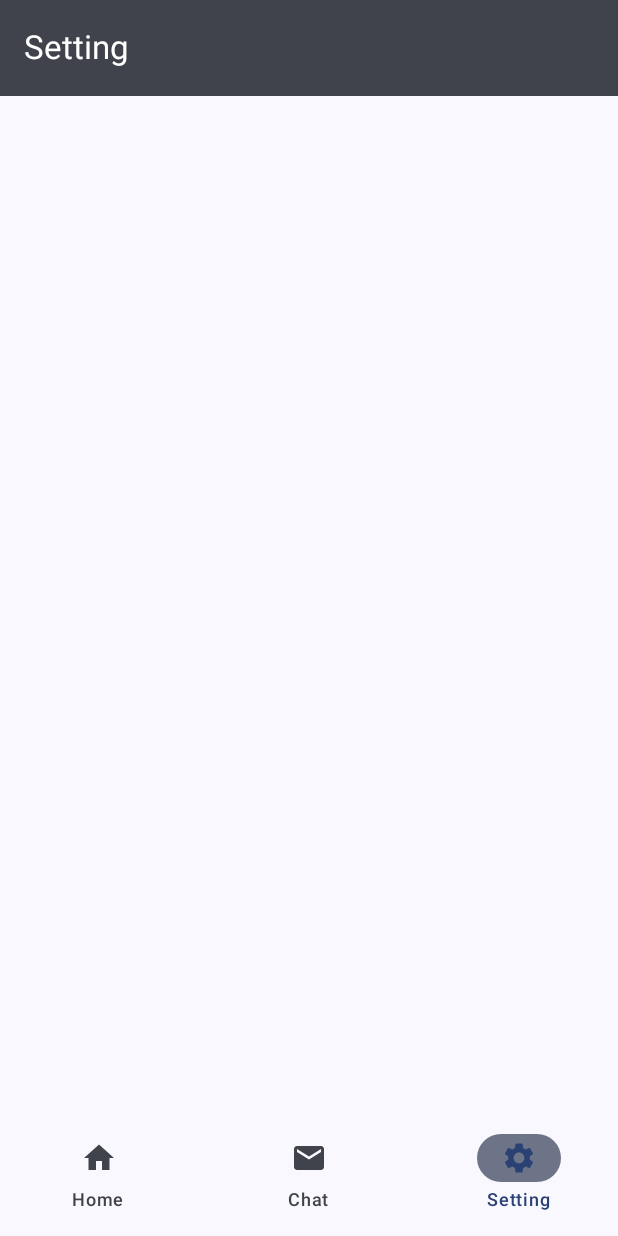
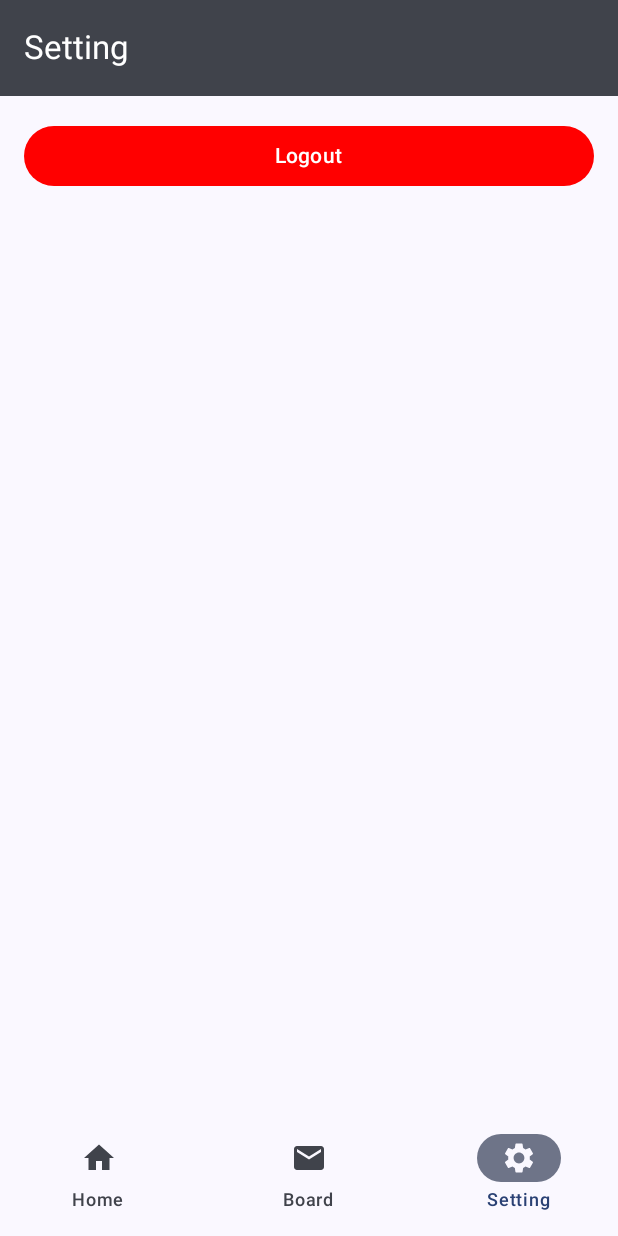
Before and after one commit to hafidz111/busy-mate, an Android app built with Jetpack Compose: the SettingScreen screen opened through its navigation route, item 3 of the bottom bar chosen, on a phone screen of 412 x 824 dp. Run offline under Robolectric (Android 15) with nearby library versions, the phone set to English and light mode, and no system bars; pictures from the network do not load.

Commit message:
Penyesuaian fitur login dan menambahkan fitur logout. Menghapus fitur chat dan menggantikan dengan fitur post board

```diff
--- a/app/build.gradle.kts
+++ b/app/build.gradle.kts
@@ -61,5 +61,5 @@ dependencies {
     implementation(libs.coil.compose)
     implementation(libs.coil.network.okhttp)
     implementation(platform(libs.firebase.bom))
-
+    implementation(libs.androidx.material.icons.extended)
 }
--- a/app/src/main/java/com/example/busymate/BusyMateApp.kt
+++ b/app/src/main/java/com/example/busymate/BusyMateApp.kt
@@ -20,9 +20,10 @@ import androidx.navigation.navArgument
 import com.example.busymate.ui.component.BottomNavigationBar
 import com.example.busymate.ui.component.TopBar
 import com.example.busymate.ui.navigation.Screen
-import com.example.busymate.ui.screen.chat.ChatScreen
+import com.example.busymate.ui.screen.board.BoardScreen
 import com.example.busymate.ui.screen.detail.DetailScreen
 import com.example.busymate.ui.screen.home.HomeScreen
+import com.example.busymate.ui.screen.login.LoginScreen
 import com.example.busymate.ui.screen.setting.SettingScreen
 
 @Composable
@@ -43,17 +44,15 @@ fun BusyMateApp(
                     Screen.Home.route -> {
                         TopBar(
                             title = stringResource(R.string.app_name),
-                            showBackButton = false,
-                            showProfileButton = true
+                            showBackButton = false
                         )
                     }
 
-                    Screen.Chat.route -> {
+                    Screen.Board.route -> {
                         TopBar(
-                            title = stringResource(R.string.menu_chat),
+                            title = stringResource(R.string.menu_board),
                             navController = navController,
-                            showBackButton = false,
-                            showProfileButton = false
+                            showBackButton = false
                         )
                     }
 
@@ -62,8 +61,7 @@ fun BusyMateApp(
                         TopBar(
                             title = userName,
                             navController = navController,
-                            showBackButton = true,
-                            showProfileButton = false
+                            showBackButton = true
                         )
                     }
 
@@ -71,8 +69,7 @@ fun BusyMateApp(
                         TopBar(
                             title = stringResource(R.string.menu_setting),
                             navController = navController,
-                            showBackButton = false,
-                            showProfileButton = false
+                            showBackButton = false
                         )
                     }
                 }
@@ -90,6 +87,15 @@ fun BusyMateApp(
             startDestination = Screen.Home.route,
             modifier = Modifier.padding(innerPadding)
         ) {
+            composable(Screen.Login.route) {
+                LoginScreen(
+                    onLoginSuccess = {
+                        navController.navigate(Screen.Home.route) {
+                            popUpTo(Screen.Login.route) { inclusive = true }
+                        }
+                    }
+                )
+            }
             composable(Screen.Home.route) {
                 HomeScreen(
                     onUMKMClick = { umkm ->
@@ -97,13 +103,19 @@ fun BusyMateApp(
                     }
                 )
             }
-            composable(Screen.Chat.route) {
-                ChatScreen(
+            composable(Screen.Board.route) {
+                BoardScreen(
 
                 )
             }
             composable(Screen.Setting.route) {
-                SettingScreen()
+                SettingScreen(
+                    onLogout = {
+                        navController.navigate(Screen.Login.route) {
+                            popUpTo(0) { inclusive = true }
+                        }
+                    }
+                )
             }
             composable(
                 route = Screen.Detail.route,
--- a/app/src/main/java/com/example/busymate/MainActivity.kt
+++ b/app/src/main/java/com/example/busymate/MainActivity.kt
@@ -10,7 +10,7 @@ class MainActivity : ComponentActivity() {
         super.onCreate(savedInstanceState)
         setContent {
             BusyMateTheme {
-                BusyMateApp()
+                WelcomeApp()
             }
         }
     }
--- /dev/null
+++ b/app/src/main/java/com/example/busymate/WelcomeApp.kt
@@ -0,0 +1,29 @@
+package com.example.busymate
+
+import android.content.Context
+import androidx.compose.runtime.Composable
+import androidx.compose.runtime.mutableStateOf
+import androidx.compose.runtime.remember
+import androidx.compose.ui.platform.LocalContext
+import androidx.core.content.edit
+import com.example.busymate.ui.screen.login.LoginScreen
+import androidx.compose.runtime.getValue
+import androidx.compose.runtime.setValue
+
+@Composable
+fun WelcomeApp() {
+    val context = LocalContext.current
+    val sharedPreferences = remember { context.getSharedPreferences("app_prefs", Context.MODE_PRIVATE) }
+    var isLoggedIn by remember { mutableStateOf(sharedPreferences.getBoolean("is_logged_in", false)) }
+
+    if (!isLoggedIn) {
+        LoginScreen(onLoginSuccess = {
+            sharedPreferences.edit {
+                putBoolean("is_logged_in", true)
+            }
+            isLoggedIn = true
+        })
+    } else {
+        BusyMateApp()
+    }
+}
--- a/app/src/main/java/com/example/busymate/ui/component/BottomNavigationBar.kt
+++ b/app/src/main/java/com/example/busymate/ui/component/BottomNavigationBar.kt
@@ -34,9 +34,9 @@ fun BottomNavigationBar(
             screen = Screen.Home
         ),
         NavigationItem(
-            title = stringResource(R.string.menu_chat),
+            title = stringResource(R.string.menu_board),
             icon = Icons.Default.Email,
-            screen = Screen.Chat
+            screen = Screen.Board
         ),
         NavigationItem(
             title = stringResource(R.string.menu_setting),
@@ -69,7 +69,7 @@ fun BottomNavigationBar(
                     Icon(
                         imageVector = item.icon,
                         contentDescription = item.title,
-                        tint = if (selected) MaterialTheme.colorScheme.primary
+                        tint = if (selected) MaterialTheme.colorScheme.background
                         else MaterialTheme.colorScheme.onSurfaceVariant
                     )
                 },
--- a/app/src/main/java/com/example/busymate/ui/component/TopBar.kt
+++ b/app/src/main/java/com/example/busymate/ui/component/TopBar.kt
@@ -3,7 +3,6 @@ package com.example.busymate.ui.component
 import androidx.compose.foundation.layout.WindowInsets
 import androidx.compose.material.icons.Icons
 import androidx.compose.material.icons.automirrored.filled.ArrowBack
-import androidx.compose.material.icons.filled.Person
 import androidx.compose.material3.ExperimentalMaterial3Api
 import androidx.compose.material3.Icon
 import androidx.compose.material3.IconButton
@@ -12,9 +11,7 @@ import androidx.compose.material3.Text
 import androidx.compose.material3.TopAppBar
 import androidx.compose.material3.TopAppBarDefaults
 import androidx.compose.runtime.Composable
-import androidx.compose.ui.Modifier
 import androidx.compose.ui.graphics.Color
-import androidx.compose.ui.platform.testTag
 import androidx.compose.ui.unit.dp
 import androidx.navigation.NavController
 
@@ -24,9 +21,7 @@ import androidx.navigation.NavController
 fun TopBar(
     title: String,
     navController: NavController? = null,
-    showBackButton: Boolean = false,
-    showProfileButton: Boolean = true,
-    onProfileClick: () -> Unit = {}
+    showBackButton: Boolean = false
 ) {
     TopAppBar(
         title = {
@@ -46,17 +41,6 @@ fun TopBar(
                 }
             }
         },
-        actions = {
-            if (showProfileButton) {
-                IconButton(onClick = onProfileClick, modifier = Modifier.testTag("Profile")) {
-                    Icon(
-                        imageVector = Icons.Filled.Person,
-                        contentDescription = "about_page",
-                        tint = Color.White
-                    )
-                }
-            }
-        },
         colors = TopAppBarDefaults.topAppBarColors(containerColor = MaterialTheme.colorScheme.onSurfaceVariant),
         windowInsets = WindowInsets(0.dp)
     )
--- a/app/src/main/java/com/example/busymate/ui/navigation/Screen.kt
+++ b/app/src/main/java/com/example/busymate/ui/navigation/Screen.kt
@@ -1,8 +1,9 @@
 package com.example.busymate.ui.navigation
 
 sealed class Screen(val route: String) {
+    data object Login : Screen("login")
     data object Home : Screen("home")
-    data object Chat : Screen("chat")
+    data object Board : Screen("board")
     data object Setting : Screen("profile")
     data object Detail : Screen("detail/{umkmId}") {
         fun createRoute(umkmId: Int) = "detail/$umkmId"
--- /dev/null
+++ b/app/src/main/java/com/example/busymate/ui/screen/board/BoardScreen.kt
@@ -0,0 +1,7 @@
+package com.example.busymate.ui.screen.board
+
+import androidx.compose.runtime.Composable
+
+@Composable
+fun BoardScreen() {
+}
--- a/app/src/main/java/com/example/busymate/ui/screen/chat/ChatScreen.kt
+++ /dev/null
@@ -1,7 +0,0 @@
-package com.example.busymate.ui.screen.chat
-
-import androidx.compose.runtime.Composable
-
-@Composable
-fun ChatScreen() {
-}
--- a/app/src/main/java/com/example/busymate/ui/screen/setting/SettingScreen.kt
+++ b/app/src/main/java/com/example/busymate/ui/screen/setting/SettingScreen.kt
@@ -1,7 +1,46 @@
 package com.example.busymate.ui.screen.setting
 
+import android.content.Context
+import androidx.compose.foundation.layout.Arrangement
+import androidx.compose.foundation.layout.Column
+import androidx.compose.foundation.layout.fillMaxSize
+import androidx.compose.foundation.layout.fillMaxWidth
+import androidx.compose.foundation.layout.padding
+import androidx.compose.material3.Button
+import androidx.compose.material3.ButtonDefaults
+import androidx.compose.material3.Text
 import androidx.compose.runtime.Composable
+import androidx.compose.ui.Modifier
+import androidx.compose.ui.graphics.Color
+import androidx.compose.ui.platform.LocalContext
+import androidx.compose.ui.unit.dp
+import androidx.core.content.edit
 
 @Composable
-fun SettingScreen() {
+fun SettingScreen(
+    onLogout: () -> Unit
+) {
+    val context = LocalContext.current
+
+    Column(
+        modifier = Modifier
+            .fillMaxSize()
+            .padding(16.dp),
+        verticalArrangement = Arrangement.Top
+    ) {
+        Button(
+            onClick = {
+                val sharedPreferences = context.getSharedPreferences("app_prefs", Context.MODE_PRIVATE)
+                sharedPreferences.edit {
+                    remove("is_logged_in")
+                }
+
+                onLogout()
+            },
+            colors = ButtonDefaults.buttonColors(containerColor = Color.Red),
+            modifier = Modifier.fillMaxWidth()
+        ) {
+            Text("Logout", color = Color.White)
+        }
+    }
 }
--- a/app/src/main/res/values/strings.xml
+++ b/app/src/main/res/values/strings.xml
@@ -2,7 +2,7 @@
     <string name="app_name">Busy Mate</string>
     <string name="placeholder_search">Cari UMKM</string>
     <string name="menu_home">Home</string>
-    <string name="menu_chat">Chat</string>
+    <string name="menu_board">Board</string>
     <string name="menu_setting">Setting</string>
     <string name="top_umkm">UMKM Unggulan</string>
     <string name="list_umkm">Daftar UMKM</string>
--- a/gradle/libs.versions.toml
+++ b/gradle/libs.versions.toml
@@ -9,12 +9,14 @@ espressoCore = "3.6.1"
 lifecycleRuntimeKtx = "2.8.7"
 activityCompose = "1.10.1"
 composeBom = "2025.04.00"
+materialIconsExtended = "1.7.8"
 navigationCompose = "2.8.9"
 coilCompose = "3.1.0"
 coilNetworkOkhttp = "3.1.0"
 
 [libraries]
 androidx-core-ktx = { group = "androidx.core", name = "core-ktx", version.ref = "coreKtx" }
+androidx-material-icons-extended = { module = "androidx.compose.material:material-icons-extended", version.ref = "materialIconsExtended" }
 firebase-bom = { module = "com.google.firebase:firebase-bom", version.ref = "firebaseBom" }
 junit = { group = "junit", name = "junit", version.ref = "junit" }
 androidx-junit = { group = "androidx.test.ext", name = "junit", version.ref = "junitVersion" }
```
Also changed, not shown: app/src/main/java/com/example/busymate/ui/component/LoginField.kt (+25 -10 lines), app/src/main/java/com/example/busymate/ui/screen/login/LoginScreen.kt (+16 -5 lines).
